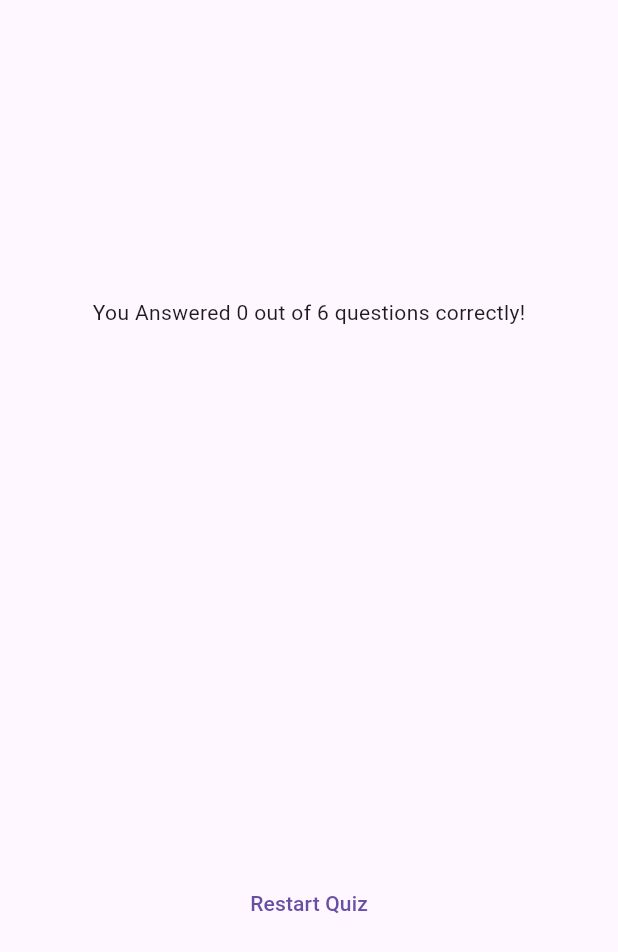
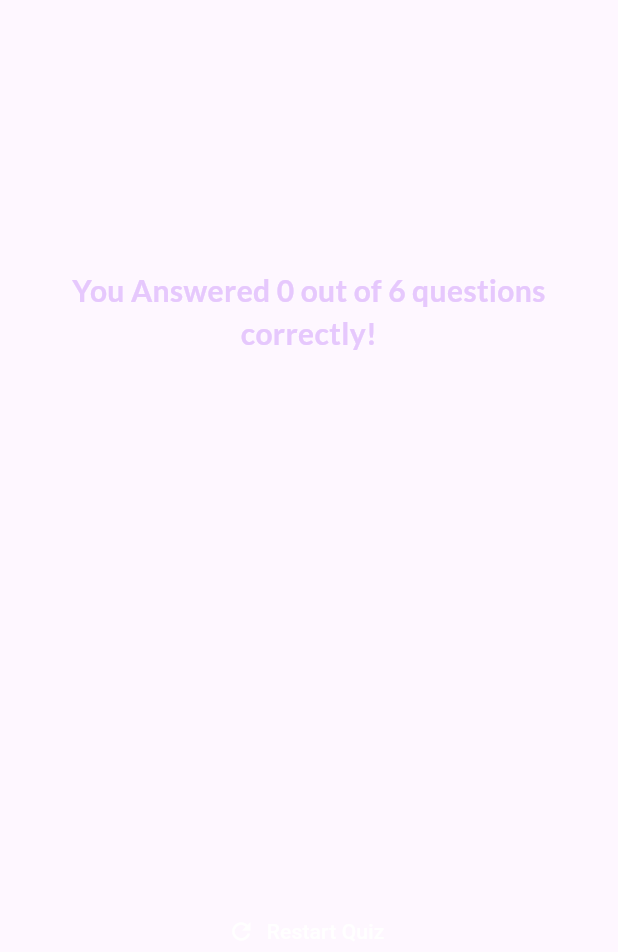
Before and after one commit to ParasSingla-009/Quiz_App, a Flutter app: the ResultsScreen widget shown alone on an empty page, opened directly with empty values, on a phone screen of 412 x 824 dp. Shown: the top 952 px of the screen. Run offline on Flutter 3.47's test engine with Material 3 defaults, Android fonts, the phone set to English and light mode, and no system bars; our stand-ins replace google_fonts.

Commit message:
final commit

```diff
--- a/lib/results_screen.dart
+++ b/lib/results_screen.dart
@@ -1,4 +1,5 @@
 import 'package:flutter/material.dart';
+import 'package:google_fonts/google_fonts.dart';
 import 'package:quiz_app/data/questions.dart';
 import 'package:quiz_app/question_summary.dart';
 
@@ -6,8 +7,10 @@ class ResultsScreen extends StatelessWidget {
   const ResultsScreen({
     super.key,
     required this.choosenAnswers,
+    required this.onRestart,
   });
 
+  final void Function() onRestart;
   final List<String> choosenAnswers;
 
   List<Map<String, Object>> getSummaryData() {
@@ -40,13 +43,27 @@ class ResultsScreen extends StatelessWidget {
           children: [
             Text(
               'You Answered $numCorrect out of $numTotal questions correctly!',
+              style: GoogleFonts.lato(
+                color: const Color.fromARGB(255, 230, 200, 253),
+                fontSize: 20,
+                fontWeight: FontWeight.bold,
+              ),
+              textAlign: TextAlign.center,
             ),
-            const SizedBox(height: 30),
+            const SizedBox(
+              height: 30,
+            ),
             QuestionSummary(summaryData),
-            const SizedBox(height: 30),
-            TextButton(
-              onPressed: () {},
-              child: const Text('Restart Quiz'),
+            const SizedBox(
+              height: 30,
+            ),
+            TextButton.icon(
+              onPressed: onRestart,
+              style: TextButton.styleFrom(
+                foregroundColor: Colors.white,
+              ),
+              icon: const Icon(Icons.refresh),
+              label: const Text('Restart Quiz'),
             )
           ],
         ),
```
Also changed, not shown: lib/question_summary.dart (+2 -15 lines), lib/questions_summary/question_identifier.dart (added, +34 -0 lines), lib/questions_summary/summary_item.dart (added, +57 -0 lines), lib/quiz.dart (+10 -0 lines).
